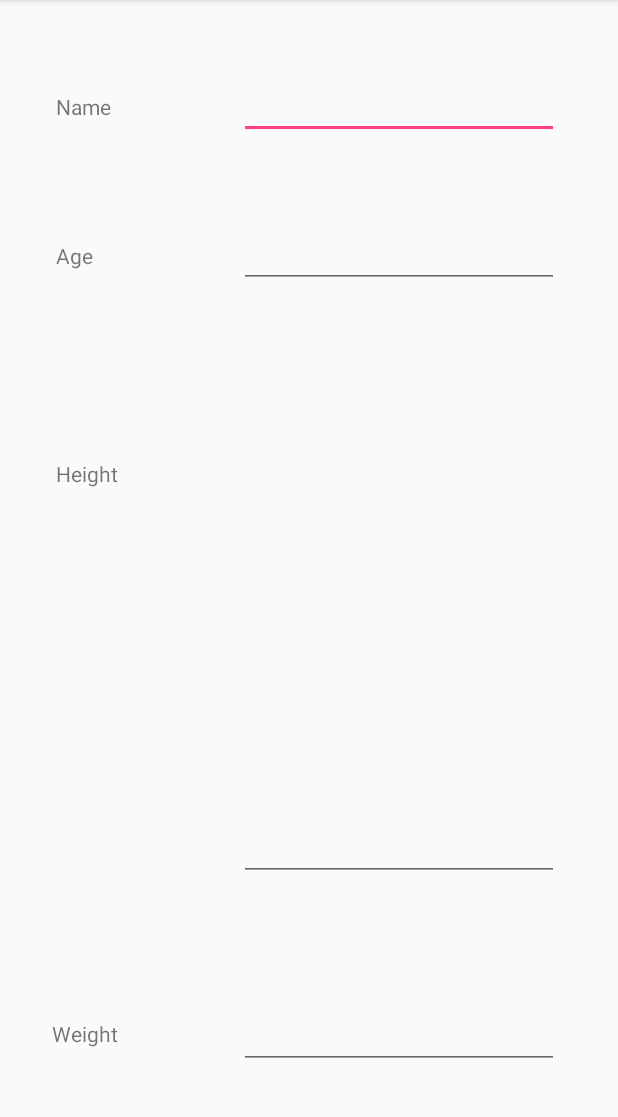
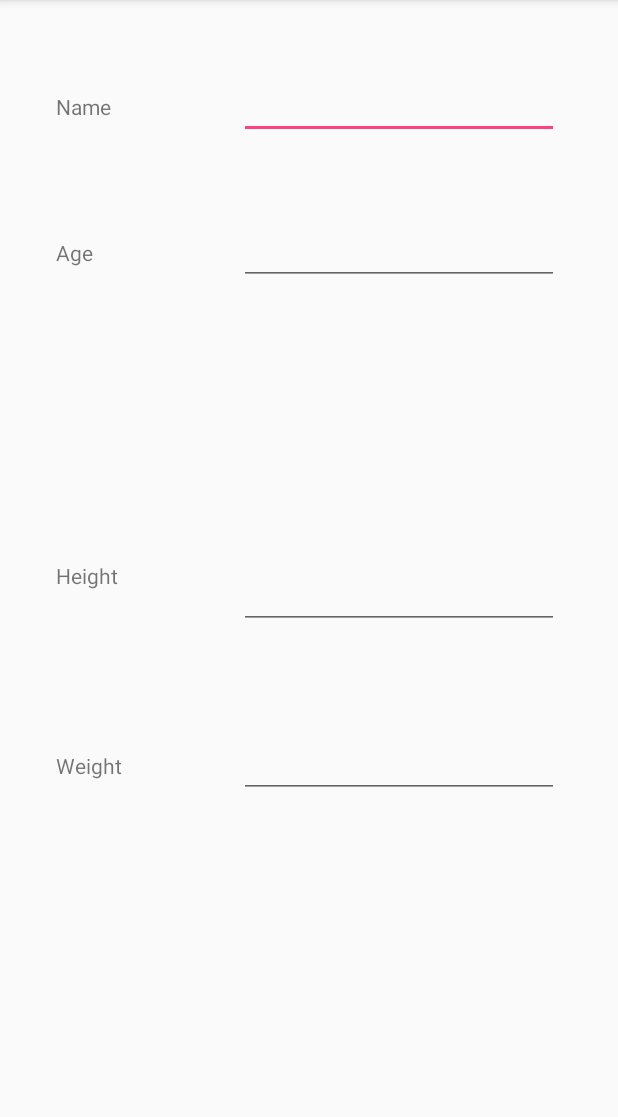
Before and after one commit to ruffintalanna/AndroidStudio, an Android app: the UserInfo screen opened directly, with no data from a screen before it, on a phone screen of 412 x 824 dp, the part 84-1201 px from its top. Run offline under Robolectric (Android 15) with nearby library versions, the phone set to English and light mode, and no system bars.

Commit message:
added number text boxes

```diff
--- a/App1/app/src/main/res/layout/activity_user_info.xml
+++ b/App1/app/src/main/res/layout/activity_user_info.xml
@@ -21,6 +21,17 @@
         android:layout_marginTop="31dp"
         android:id="@+id/et_Name" />
 
+    <EditText
+        android:layout_width="wrap_content"
+        android:layout_height="wrap_content"
+        android:inputType="number"
+        android:ems="10"
+        android:id="@+id/et_age"
+        android:layout_alignBaseline="@+id/tv_age"
+        android:layout_alignBottom="@+id/tv_age"
+        android:layout_alignStart="@+id/et_Name"
+        android:layout_alignEnd="@+id/et_Name" />
+
     <TextView
         android:text="Name"
         android:layout_width="wrap_content"
@@ -35,56 +46,46 @@
         android:text="Age"
         android:layout_width="wrap_content"
         android:layout_height="wrap_content"
+        android:layout_marginTop="66dp"
+        android:id="@+id/tv_age"
         android:layout_below="@+id/et_Name"
         android:layout_alignStart="@+id/tv_name"
-        android:layout_marginTop="68dp"
-        android:id="@+id/tv_age" />
+        android:layout_alignEnd="@+id/tv_name" />
 
     <TextView
         android:text="Height"
         android:layout_width="wrap_content"
         android:layout_height="wrap_content"
-        android:layout_below="@+id/et_age"
-        android:layout_alignStart="@+id/tv_age"
-        android:layout_marginTop="114dp"
-        android:id="@+id/tv_height" />
-
-    <TextView
-        android:text="Weight"
-        android:layout_width="wrap_content"
-        android:layout_height="wrap_content"
-        android:layout_alignParentBottom="true"
-        android:layout_alignEnd="@+id/tv_height"
-        android:layout_marginBottom="53dp"
-        android:id="@+id/tv_weight" />
-
-    <EditText
-        android:layout_width="wrap_content"
-        android:layout_height="wrap_content"
-        android:inputType="textPersonName"
-        android:ems="10"
-        android:layout_above="@+id/tv_weight"
-        android:layout_alignEnd="@+id/et_Name"
-        android:layout_marginBottom="92dp"
-        android:id="@+id/et_height" />
-
-    <EditText
-        android:layout_width="wrap_content"
-        android:layout_height="wrap_content"
-        android:inputType="textPersonName"
-        android:ems="10"
-        android:layout_alignParentBottom="true"
-        android:layout_alignEnd="@+id/et_height"
-        android:layout_marginBottom="39dp"
-        android:id="@+id/et_weight" />
+        android:id="@+id/tv_height"
+        android:layout_centerVertical="true"
+        android:layout_alignStart="@+id/tv_age" />
 
     <EditText
         android:layout_width="wrap_content"
         android:layout_height="wrap_content"
         android:inputType="number"
         android:ems="10"
-        android:id="@+id/et_age"
-        android:layout_alignBaseline="@+id/tv_age"
-        android:layout_alignBottom="@+id/tv_age"
-        android:layout_alignStart="@+id/et_Name" />
+        android:layout_alignTop="@+id/tv_height"
+        android:layout_alignStart="@+id/et_age"
+        android:id="@+id/editText" />
+
+    <EditText
+        android:layout_width="wrap_content"
+        android:layout_height="wrap_content"
+        android:inputType="number"
+        android:ems="10"
+        android:layout_below="@+id/editText"
+        android:layout_alignEnd="@+id/editText"
+        android:layout_marginTop="67dp"
+        android:id="@+id/editText2" />
+
+    <TextView
+        android:text="Weight"
+        android:layout_width="wrap_content"
+        android:layout_height="wrap_content"
+        android:id="@+id/tv_weight"
+        android:layout_alignBaseline="@+id/editText2"
+        android:layout_alignBottom="@+id/editText2"
+        android:layout_alignStart="@+id/tv_height" />
+
 </RelativeLayout>
```
